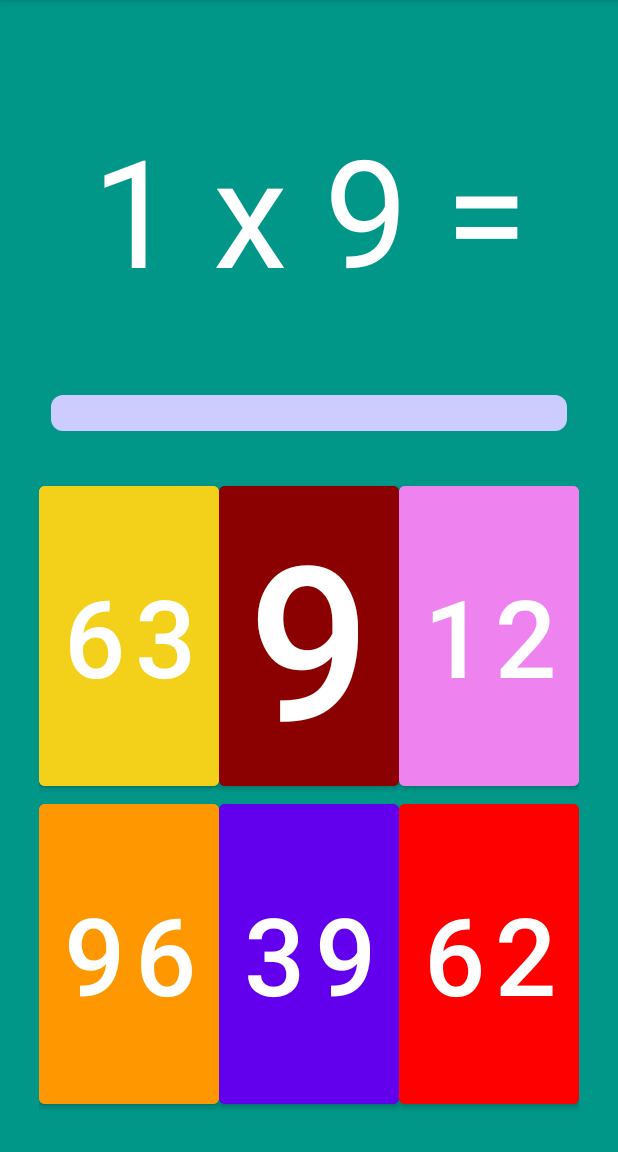
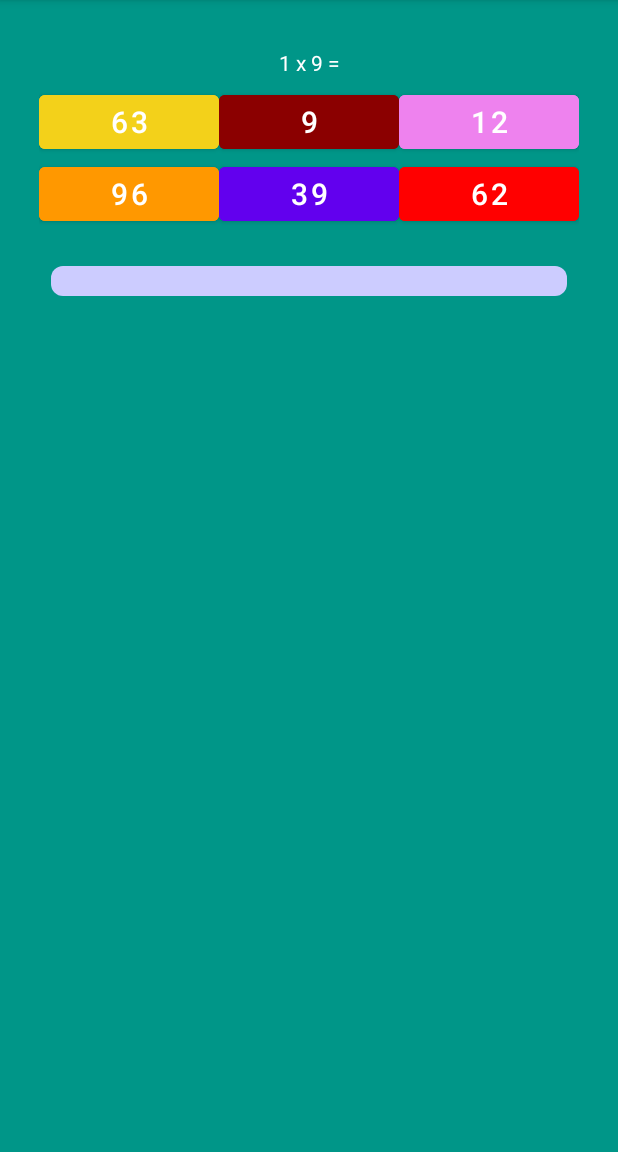
Before and after one commit to hilariocamachomore/MarinaAprendeAMultiplicar, an Android app: the PracticarTablaActivity screen opened directly, with no data from a screen before it, on a phone screen of 412 x 824 dp, the part 84-1236 px from its top. Run offline under Robolectric (Android 15) with nearby library versions, the light colour scheme and no system bars.

Commit message:
terminado, funciona bien, pero no se expande a toda la pantalla.

```diff
--- a/app/src/main/java/com/example/marinaaprendeamultiplicar/PracticarTablaActivity.kt
+++ b/app/src/main/java/com/example/marinaaprendeamultiplicar/PracticarTablaActivity.kt
@@ -34,6 +34,7 @@ class PracticarTablaActivity : AppCompatActivity() {
     private lateinit var countDownTimer: CountDownTimer
     private lateinit var mediaPlayer: MediaPlayer
     private val handler = Handler(Looper.getMainLooper())
+    private var previousQuestion: Pair<Int, Int>? = null
 
 
     override fun onCreate(savedInstanceState: Bundle?) {
@@ -72,7 +73,15 @@ class PracticarTablaActivity : AppCompatActivity() {
         Log.d("HECTOR ProgressBarProgress", "Progress: ${progressBar.progress}")
         Log.d("HECTOR numerotabla", "numerotabla: $numeroTabla")
         // Generate a random number between 1 and 10
-        val numAleatorio = Random.nextInt(1, 11)
+        var numAleatorio: Int
+
+        // Generate a question different from the previous one
+        do {
+            numAleatorio = Random.nextInt(1, 11)
+        } while (previousQuestion != null && previousQuestion == Pair(numeroTabla, numAleatorio))
+
+        // Store the current question as the previous question for the next iteration
+        previousQuestion = Pair(numeroTabla, numAleatorio)
 
         // Display the question
         tvPregunta.text = "$numeroTabla x $numAleatorio ="
@@ -84,6 +93,7 @@ class PracticarTablaActivity : AppCompatActivity() {
         val respuestas = mutableListOf<Int>()
         respuestas.add(respuestaCorrecta)
 
+
         // Generate incorrect answers
         while (respuestas.size < 6) {
             val respuestaIncorrecta = Random.nextInt(1, 101) // Adjust range if needed
@@ -94,6 +104,8 @@ class PracticarTablaActivity : AppCompatActivity() {
 
         // Shuffle the answers
         respuestas.shuffle()
+
+        Log.d("HECTOR respuestas", "respuestas: $respuestas")
 
         // Assign answers to buttons
         respuesta1.text = respuestas[0].toString()
--- a/app/src/main/res/layout/activity_practicar_tabla.xml
+++ b/app/src/main/res/layout/activity_practicar_tabla.xml
@@ -1,10 +1,20 @@
 <?xml version="1.0" encoding="utf-8"?>
-<GridLayout xmlns:android="http://schemas.android.com/apk/res/android"
+<androidx.constraintlayout.widget.ConstraintLayout
+    xmlns:android="http://schemas.android.com/apk/res/android"
+    xmlns:app="http://schemas.android.com/apk/res-auto"
     android:layout_width="match_parent"
     android:layout_height="match_parent"
     android:background="@color/blue_10"
+    android:padding="26dp">
+
+    <GridLayout
+        android:id="@+id/gridLayout"
+        android:layout_width="0dp"
+        android:layout_height="wrap_content"
+        app:layout_constraintTop_toTopOf="parent"
+        app:layout_constraintStart_toStartOf="parent"
+        app:layout_constraintEnd_toEndOf="parent"
         android:columnCount="3"
-    android:padding="26dp"
         android:rowCount="6">
 
         <TextView
@@ -30,23 +40,10 @@
             android:autoSizeStepGranularity="2sp"
             android:autoSizeTextType="uniform"
             android:backgroundTint="@color/light_yellow"
-        android:text="7x5="
+            android:text="1x1="
             android:textAlignment="center"
             android:textColor="@color/white"
             android:textSize="14sp" />
-
-    <ProgressBar
-        android:id="@+id/progressBar"
-        style="?android:attr/progressBarStyleHorizontal"
-        android:layout_width="20dp"
-        android:layout_height="40dp"
-        android:layout_columnSpan="3"
-        android:layout_gravity="fill_horizontal"
-        android:max="50"
-        android:maxHeight="16dp"
-        android:minHeight="20dp"
-        android:padding="8dp"
-        android:progressDrawable="@drawable/rounded_progressbar" />
 
         <TextView
             android:layout_height="6dp"
@@ -61,9 +58,10 @@
             android:textAlignment="center"
             android:textSize="14sp" />
 
-
         <Button
             android:id="@+id/respuesta1"
+            android:layout_width="0dp"
+            android:layout_height="wrap_content"
             android:layout_rowWeight="1"
             android:layout_columnWeight="1"
             android:autoSizeMaxTextSize="200sp"
@@ -78,6 +76,8 @@
 
         <Button
             android:id="@+id/respuesta2"
+            android:layout_width="0dp"
+            android:layout_height="wrap_content"
             android:layout_rowWeight="1"
             android:layout_columnWeight="1"
             android:autoSizeMaxTextSize="200sp"
@@ -88,13 +88,14 @@
             android:ellipsize="end"
             android:maxLines="1"
             android:text="54"
-        android:textColor="@color/white"
-         />
+            android:textColor="@color/white" />
 
         <Button
             android:id="@+id/respuesta3"
+            android:layout_width="0dp"
+            android:layout_height="wrap_content"
+            android:layout_columnWeight="1"
             android:layout_rowWeight="1"
-        android:layout_columnWeight="1"
             android:autoSizeMaxTextSize="200sp"
             android:autoSizeMinTextSize="8sp"
             android:autoSizeStepGranularity="2sp"
@@ -103,13 +104,14 @@
             android:ellipsize="end"
             android:maxLines="1"
             android:text="62"
-        android:textColor="@color/white"
-         />
+            android:textColor="@color/white" />
 
         <Button
             android:id="@+id/respuesta4"
+            android:layout_width="0dp"
+            android:layout_height="wrap_content"
+            android:layout_columnWeight="1"
             android:layout_rowWeight="1"
-        android:layout_columnWeight="1"
             android:autoSizeMaxTextSize="200sp"
             android:autoSizeMinTextSize="8sp"
             android:autoSizeStepGranularity="2sp"
@@ -118,13 +120,14 @@
             android:ellipsize="end"
             android:maxLines="1"
             android:text="71"
-        android:textColor="@color/white"
-         />
+            android:textColor="@color/white" />
 
         <Button
             android:id="@+id/respuesta5"
+            android:layout_width="0dp"
+            android:layout_height="wrap_content"
+            android:layout_columnWeight="1"
             android:layout_rowWeight="1"
-        android:layout_columnWeight="1"
             android:autoSizeMaxTextSize="200sp"
             android:autoSizeMinTextSize="8sp"
             android:autoSizeStepGranularity="2sp"
@@ -133,13 +136,14 @@
             android:ellipsize="end"
             android:maxLines="1"
             android:text="86"
-        android:textColor="@color/white"
-         />
+            android:textColor="@color/white" />
 
         <Button
             android:id="@+id/respuesta6"
+            android:layout_width="0dp"
+            android:layout_height="wrap_content"
+            android:layout_columnWeight="1"
             android:layout_rowWeight="1"
-        android:layout_columnWeight="1"
             android:autoSizeMaxTextSize="200sp"
             android:autoSizeMinTextSize="8sp"
             android:autoSizeStepGranularity="2sp"
@@ -148,8 +152,23 @@
             android:ellipsize="end"
             android:maxLines="1"
             android:text="62"
-        android:textColor="@color/white"
-        />
-
+            android:textColor="@color/white" />
 
     </GridLayout>
+
+    <ProgressBar
+        android:id="@+id/progressBar"
+        style="?android:attr/progressBarStyleHorizontal"
+        android:layout_width="0dp"
+        android:layout_height="wrap_content"
+        android:layout_marginTop="16dp"
+        android:max="50"
+        android:maxHeight="16dp"
+        android:minHeight="20dp"
+        android:padding="8dp"
+        android:progressDrawable="@drawable/rounded_progressbar"
+        app:layout_constraintEnd_toEndOf="parent"
+        app:layout_constraintStart_toStartOf="parent"
+        app:layout_constraintTop_toBottomOf="@+id/gridLayout" />
+
+</androidx.constraintlayout.widget.ConstraintLayout>
```
Lines whose indentation alone changed are shown as unchanged.
